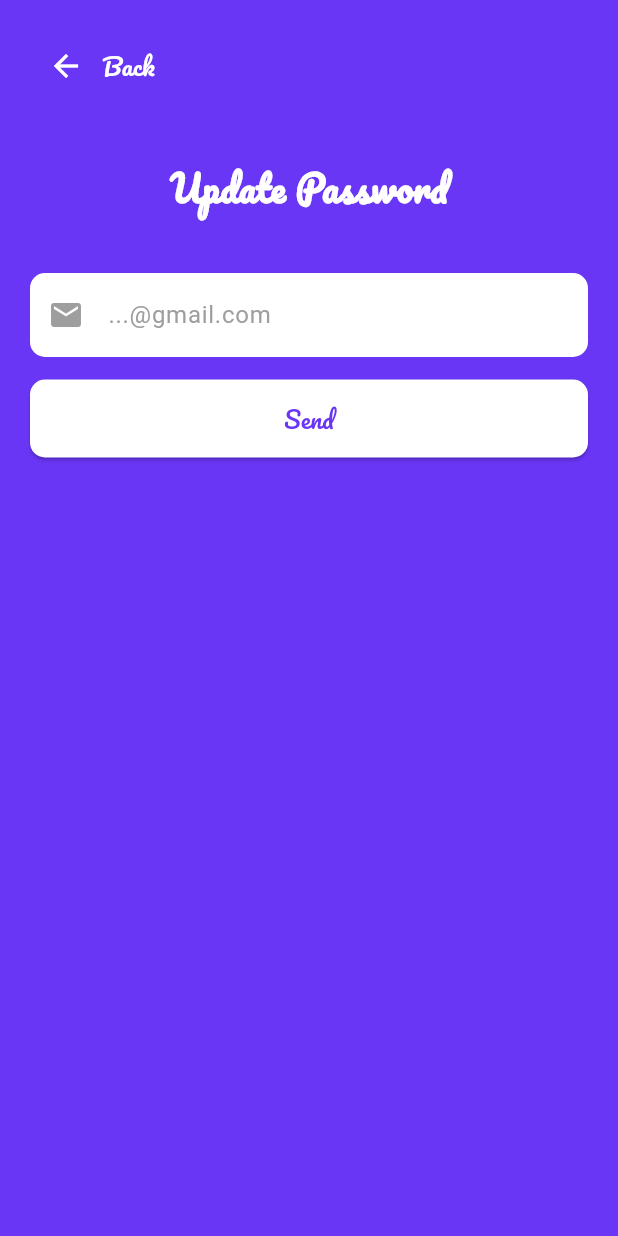
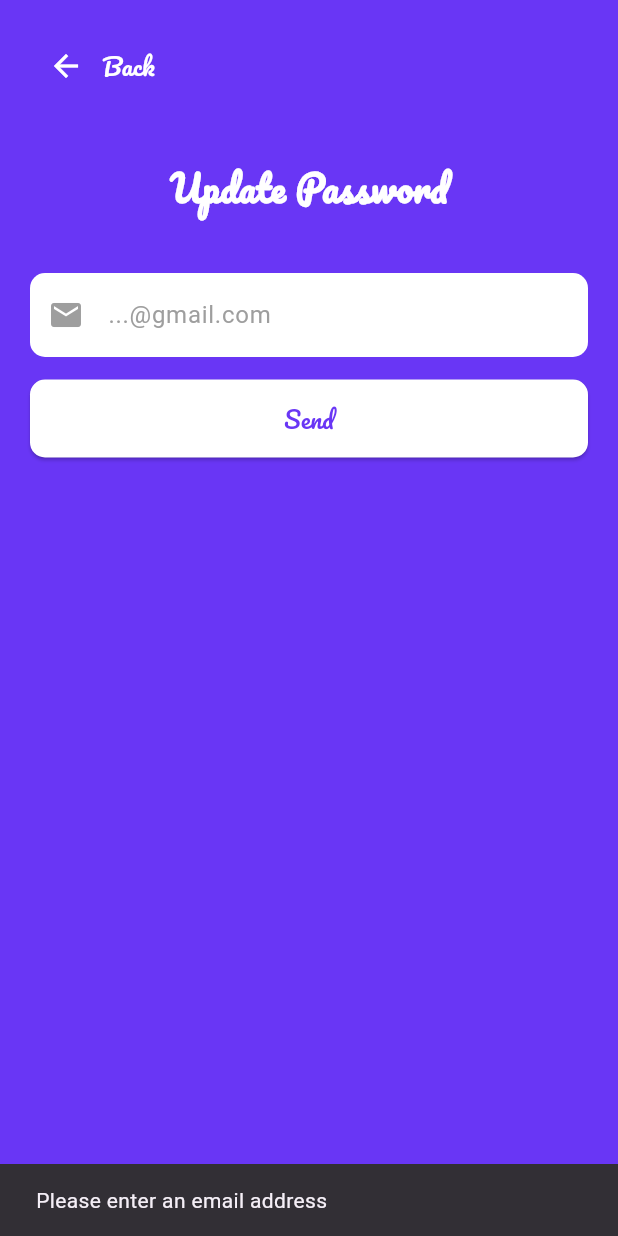
Before and after one commit to mohamed17803/eldercare, a Flutter app: the UpdatePasswordScreen screen opened directly, after a tap on "Send", on a phone screen of 412 x 824 dp. Run offline on Flutter 3.47's test engine with Material 3 defaults, Android fonts, the phone set to English and light mode, and no system bars; our stand-ins replace audioplayers, cloud_firestore, firebase_auth, firebase_core, font_awesome_flutter, permission_handler and 2 more; missing offline and left inert: flutter_phone_direct_caller, real_volume, torch_light; accounts and stored records are empty.

Commit message:
SCRUM-61 git commit -m "SCRUM-61 <message>"

```diff
--- a/lib/Screens/forget_password_screen.dart
+++ b/lib/Screens/forget_password_screen.dart
@@ -1,8 +1,12 @@
+import 'package:firebase_auth/firebase_auth.dart'; // Import FirebaseAuth
 import 'package:flutter/material.dart';
 import 'login_screen.dart'; // Import the LoginPage
 
 class UpdatePasswordScreen extends StatelessWidget {
-  const UpdatePasswordScreen({super.key});
+  UpdatePasswordScreen({super.key}); // Make the controller non-const
+
+  // Add a TextEditingController to get the email input
+  final TextEditingController emailController = TextEditingController();
 
   @override
   Widget build(BuildContext context) {
@@ -48,8 +52,10 @@ class UpdatePasswordScreen extends StatelessWidget {
               padding: const EdgeInsets.symmetric(vertical: 20.0), // Adjust vertical padding
               child: Column(
                 children: [
-                  const TextField(
-                    decoration: InputDecoration(
+                  // Add controller to capture email input
+                  TextField(
+                    controller: emailController,
+                    decoration: const InputDecoration(
                       prefixIcon: Icon(Icons.email, color: Colors.grey), // Email icon
                       hintText: '...@gmail.com',
                       hintStyle: TextStyle(color: Colors.grey), // Hint text color
@@ -63,8 +69,31 @@ class UpdatePasswordScreen extends StatelessWidget {
                   ),
                   const SizedBox(height: 15),
                   ElevatedButton(
-                    onPressed: () {
-                      // Action for Send button
+                    onPressed: () async {
+                      // Add functionality to send the password reset email
+                      if (emailController.text.isNotEmpty) {
+                        try {
+                          await FirebaseAuth.instance.sendPasswordResetEmail(
+                            email: emailController.text.trim(),
+                          );
+                          if (context.mounted) {
+                            Navigator.pushReplacement(
+                              context,
+                              MaterialPageRoute(
+                                builder: (context) => const LoginPage(),
+                              ),
+                            );
+                          }
+                        } catch (e) {
+                          ScaffoldMessenger.of(context).showSnackBar(
+                            SnackBar(content: Text('Error: ${e.toString()}')),
+                          );
+                        }
+                      } else {
+                        ScaffoldMessenger.of(context).showSnackBar(
+                          const SnackBar(content: Text('Please enter an email address')),
+                        );
+                      }
                     },
                     child: const Text(
                       'Send',
--- a/lib/Screens/login_screen.dart
+++ b/lib/Screens/login_screen.dart
@@ -162,7 +162,7 @@ class _LoginScreenState extends State<LoginScreen> {
                         context,
                         MaterialPageRoute(
                             builder: (context) =>
-                                const UpdatePasswordScreen()), // Navigate to ForgetPasswordScreen
+                                UpdatePasswordScreen()), // Navigate to ForgetPasswordScreen
                       );
                     },
                     child: const Text(
```
